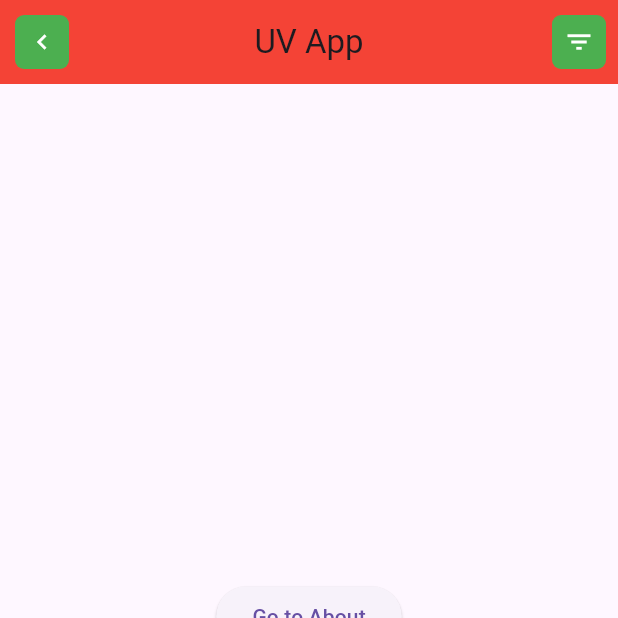
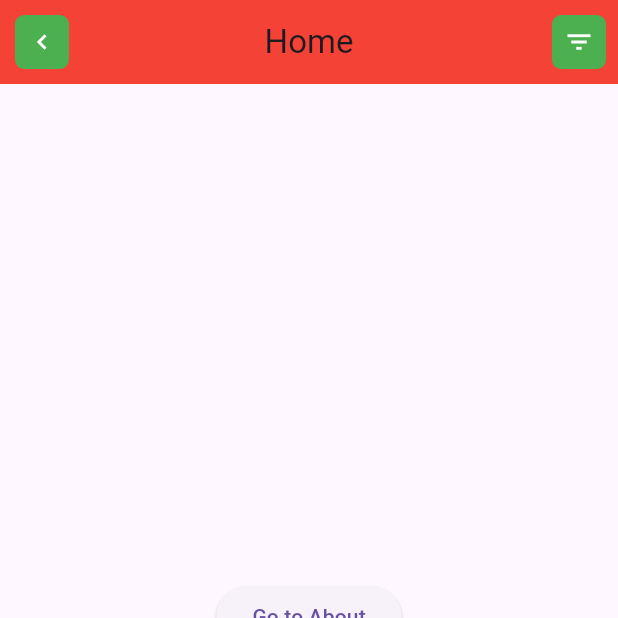
Before and after one commit to johannranudd/flutter_application_1, a Flutter app: the screen it shows after launch, on a phone screen of 412 x 824 dp, the top half of it. Run offline on Flutter 3.47's test engine with Material 3 defaults, Android fonts, the phone set to English and light mode, and no system bars.

Commit message:
adds dynamic appBar title. Save as template for starting new apps faster

```diff
--- a/lib/widgets/custom_app_bar.dart
+++ b/lib/widgets/custom_app_bar.dart
@@ -31,7 +31,7 @@ class CustomAppBar extends StatelessWidget implements PreferredSizeWidget {
           ),
         ),
       ),
-      title: const Text('UV App'),
+      title: Text(title),
       centerTitle: true,
       backgroundColor: Colors.red,
       actions: [
```
